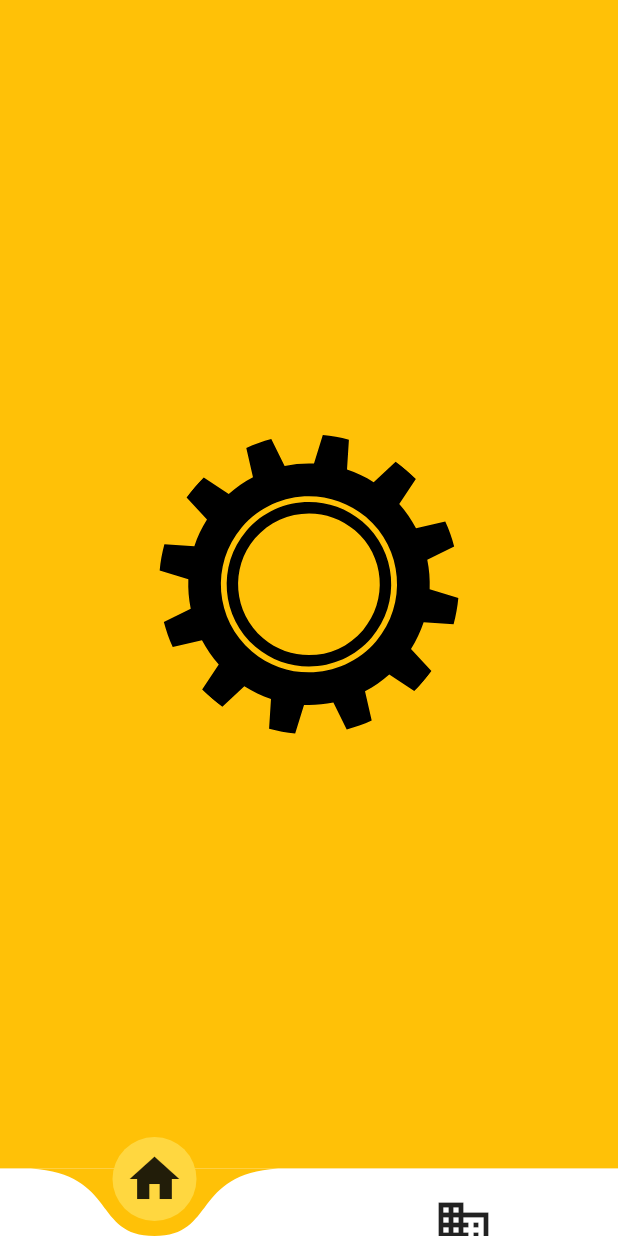
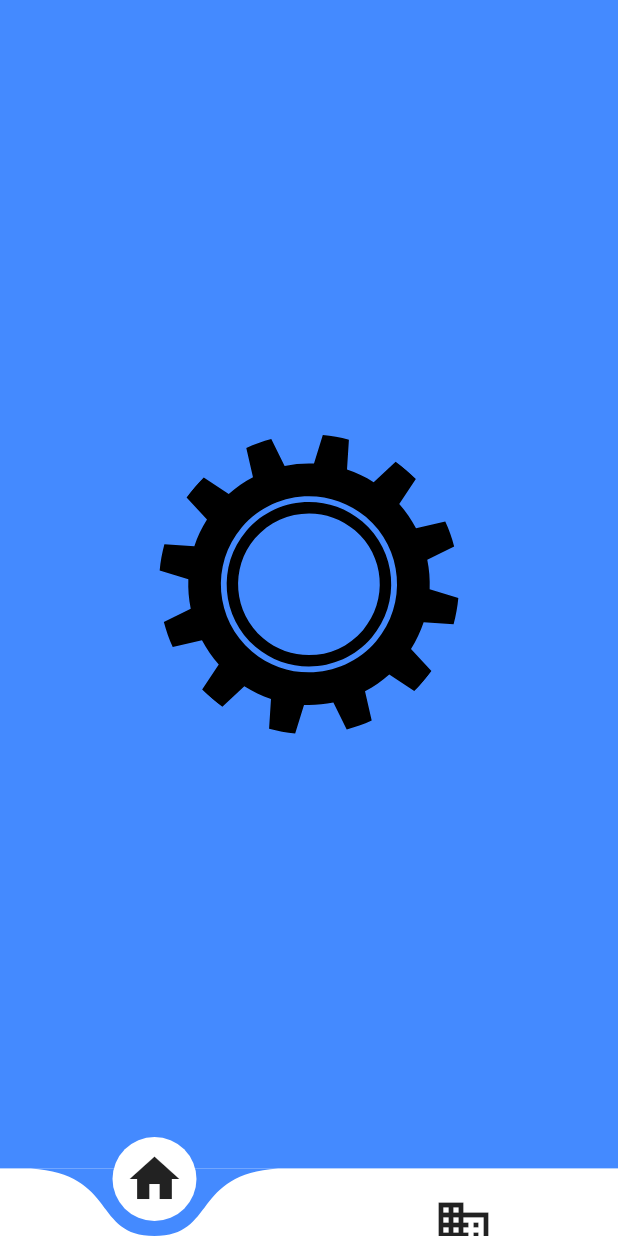
Before and after one commit to IterRoboticsClub/AppForTheClub, a Flutter app: the screen it shows after launch, on a phone screen of 412 x 824 dp. Run offline on Flutter 3.47's test engine with Material 2 defaults, Android fonts, the phone set to English and light mode, and no system bars; drawn by our look-alikes of curved_navigation_bar; our stand-ins replace flutter_svg, webview_flutter.

Commit message:
Change Background color

```diff
--- a/lib/main.dart
+++ b/lib/main.dart
@@ -1,8 +1,10 @@
+import 'package:curved_navigation_bar/curved_navigation_bar.dart';
 import 'package:flutter/material.dart';
-import 'package:curved_navigation_bar/curved_navigation_bar.dart';
 import 'package:two_page_draft/pages/landing_page.dart';
+
+import 'NavItem.dart';
 import 'pages/Info_page.dart';
-import 'NavItem.dart';
+
 void main() {
   return runApp(MyApp());
 }
@@ -13,14 +15,17 @@ class MyApp extends StatefulWidget {
   _MyAppState createState() => _MyAppState();
 }
 
-
-
 class _MyAppState extends State<MyApp> {
-
-  int pageTracker=0;
+  int pageTracker = 0;
   List<NavItem> navitem = <NavItem>[
-    NavItem(color: Colors.white, backgroundColor: Colors.amber,buttonBackgroundColor: Colors.amberAccent),
-    NavItem(color: Colors.blueGrey,backgroundColor: Color.fromARGB(0, 96, 96, 96),buttonBackgroundColor: Colors.grey),
+    NavItem(
+        color: Colors.white,
+        backgroundColor: Colors.blueAccent,
+        buttonBackgroundColor: Colors.white),
+    NavItem(
+        color: Colors.blueGrey,
+        backgroundColor: Color.fromARGB(0, 96, 96, 96),
+        buttonBackgroundColor: Colors.grey),
   ];
 
   PageController _pageController;
@@ -37,12 +42,14 @@ class _MyAppState extends State<MyApp> {
     _pageController.dispose();
     super.dispose();
   }
-  _onPageViewChange(int change){
+
+  _onPageViewChange(int change) {
     print("Current Page $change");
     setState(() {
-    pageTracker=change;
+      pageTracker = change;
     });
   }
+
   @override
   Widget build(BuildContext context) {
     return MaterialApp(
@@ -62,7 +69,7 @@ class _MyAppState extends State<MyApp> {
             animationCurve: Curves.bounceInOut,
             backgroundColor: navitem[pageTracker].backgroundColor,
             buttonBackgroundColor: navitem[pageTracker].buttonBackgroundColor,
-            index : pageTracker,
+            index: pageTracker,
             color: navitem[pageTracker].color,
             height: 45,
             items: <Widget>[
--- a/lib/pages/landing_page.dart
+++ b/lib/pages/landing_page.dart
@@ -1,10 +1,12 @@
 import 'package:flutter/material.dart';
+
 import 'rotating_gear.dart';
+
 class LandingPage extends StatelessWidget {
   @override
   Widget build(BuildContext context) {
     return Scaffold(
-        body: Rotator(),
-      );
+      body: Rotator(),
+    );
   }
 }
--- a/lib/pages/rotating_gear.dart
+++ b/lib/pages/rotating_gear.dart
@@ -1,5 +1,6 @@
 import 'package:flutter/material.dart';
 import 'package:flutter_svg/flutter_svg.dart';
+
 class Rotator extends StatefulWidget {
   @override
   _RotatorState createState() => _RotatorState();
@@ -13,8 +14,8 @@ class _RotatorState extends State<Rotator> with TickerProviderStateMixin {
         vsync: this, duration: const Duration(seconds: 10000));
     print("$controller.value");
     controller.forward();
+  }
 
-  }
   @override
   void dispose() {
     controller.dispose();
@@ -24,7 +25,7 @@ void dispose() {
   @override
   Widget build(BuildContext context) {
     return Container(
-      color: Colors.amber,
+      color: Colors.blueAccent,
       child: Center(
           child: RotatingGear(
         controller: controller,
@@ -36,7 +37,8 @@ void dispose() {
 class RotatingGear extends AnimatedWidget {
   RotatingGear({AnimationController controller})
       : super(
-            listenable: Tween<double>(begin: 0, end: 15000).animate(controller));
+            listenable:
+                Tween<double>(begin: 0, end: 15000).animate(controller));
   @override
   Widget build(BuildContext context) {
     Animation<double> animation = listenable;
```
Also changed, not shown: pubspec.lock, 2 other files. Lines whose indentation alone changed are shown as unchanged.
